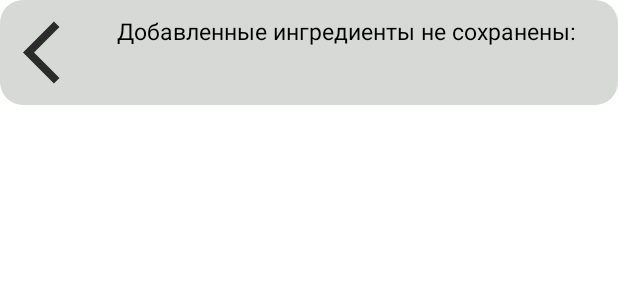
After one commit to Ibarsuk/meal-builder, an Android app: the layout not_saved_parts_overlay.xml on its own in the app's theme, with its tools: preview values and no code run, on a phone screen of 412 x 824 dp. The commit adds this screen. Shown: the top 300 px of the screen. Run offline under Robolectric (Android 15) with nearby library versions, the phone set to English and light mode, and no system bars.

Commit message:
overlay service

```diff
--- a/app/build.gradle
+++ b/app/build.gradle
@@ -38,7 +38,7 @@ android {
 dependencies {
 
     def nav_version = "2.5.3"
-
+    implementation "androidx.lifecycle:lifecycle-extensions:2.2.0"
     implementation("androidx.fragment:fragment:1.5.5")
 
     implementation "androidx.navigation:navigation-fragment:$nav_version"
--- a/app/src/main/java/com/example/meal_builder/MealsFragment.java
+++ b/app/src/main/java/com/example/meal_builder/MealsFragment.java
@@ -5,7 +5,6 @@ import android.os.Bundle;
 import androidx.fragment.app.Fragment;
 import androidx.navigation.Navigation;
 
-import android.util.Log;
 import android.view.LayoutInflater;
 import android.view.View;
 import android.view.ViewGroup;
@@ -57,6 +56,5 @@ public class MealsFragment extends Fragment {
 
             Navigation.findNavController(view).navigate(R.id.action_meals_to_edit, bundle);
         });
-
     }
 }
--- /dev/null
+++ b/app/src/main/res/drawable-anydpi/back_arrow_icon.xml
@@ -0,0 +1,12 @@
+<vector xmlns:android="http://schemas.android.com/apk/res/android"
+    android:width="24dp"
+    android:height="24dp"
+    android:viewportWidth="24"
+    android:viewportHeight="24"
+    android:tint="#000000"
+    android:alpha="0.8"
+    android:autoMirrored="true">
+  <path
+      android:fillColor="@android:color/white"
+      android:pathData="M11.67,3.87L9.9,2.1 0,12l9.9,9.9 1.77,-1.77L3.54,12z"/>
+</vector>
--- /dev/null
+++ b/app/src/main/res/layout/not_saved_parts_overlay.xml
@@ -0,0 +1,77 @@
+<?xml version="1.0" encoding="utf-8"?>
+<LinearLayout xmlns:android="http://schemas.android.com/apk/res/android"
+    xmlns:app="http://schemas.android.com/apk/res-auto"
+    xmlns:tools="http://schemas.android.com/tools"
+    android:layout_width="match_parent"
+    android:layout_height="wrap_content"
+    android:layout_marginBottom="20dp"
+    android:background="@drawable/border_rounded"
+    android:paddingHorizontal="15dp"
+    android:paddingBottom="10dp"
+    android:paddingTop="10dp"
+    android:orientation="vertical"
+    android:id="@+id/parts_layout">
+
+
+
+    <LinearLayout
+        android:layout_width="match_parent"
+        android:layout_height="wrap_content"
+        xmlns:app="http://schemas.android.com/apk/res-auto"
+        android:orientation="horizontal"
+        android:weightSum="100"
+        >
+
+
+
+            <ImageView
+                android:layout_width="50dp"
+                android:layout_height="50dp"
+                android:id="@+id/part_image"
+                android:scaleType="fitXY"
+                android:src="@drawable/back_arrow_icon"/>
+
+
+        <LinearLayout
+            android:layout_width="match_parent"
+            android:layout_height="match_parent"
+            android:orientation="vertical">
+
+            <LinearLayout
+                android:layout_width="match_parent"
+                android:layout_height="wrap_content"
+                android:orientation="horizontal"
+                android:gravity="center"
+                android:layout_gravity="center">
+
+                <TextView
+                    android:layout_width="wrap_content"
+                    android:layout_height="wrap_content"
+                    android:id="@+id/part_title"
+                    android:text="Добавленные ингредиенты не сохранены:"
+                    android:textSize="15sp"
+                    android:textColor="@color/black"
+                    />
+
+            </LinearLayout>
+
+            <LinearLayout
+                android:layout_width="match_parent"
+                android:layout_height="wrap_content"
+                android:orientation="vertical"
+                android:padding="5dp">
+
+                <TextView
+                    android:id="@+id/not_saved_parts"
+                    android:layout_width="wrap_content"
+                    android:layout_height="wrap_content"
+
+                     />
+
+
+            </LinearLayout>
+
+        </LinearLayout>
+    </LinearLayout>
+
+</LinearLayout>
--- a/app/src/main/res/values/strings.xml
+++ b/app/src/main/res/values/strings.xml
@@ -17,4 +17,5 @@
     <string name="plan_channel">Plan channel</string>
     <string name="plan_channel_description">Channel for planned meals</string>
     <string name="plan_notification_title">Время есть </string>
+    <string name="plan_notification_text">На это время вы запланировали </string>
 </resources>
```
Also changed, not shown: app/src/main/AndroidManifest.xml (+8 -0 lines), app/src/main/java/com/example/meal_builder/App.java (+5 -4 lines), app/src/main/java/com/example/meal_builder/ChoosePartsFragment.java (+29 -1 lines), app/src/main/java/com/example/meal_builder/EditMealFragment.java (+17 -2 lines), app/src/main/java/com/example/meal_builder/FakeActivity.java (added, +14 -0 lines), app/src/main/java/com/example/meal_builder/OverlayService.java (added, +59 -0 lines), app/src/main/res/drawable-hdpi/back_arrow_icon.png (added), app/src/main/res/drawable-mdpi/back_arrow_icon.png (added), app/src/main/res/drawable-xhdpi/back_arrow_icon.png (added), app/src/main/res/drawable-xxhdpi/back_arrow_icon.png (added).
